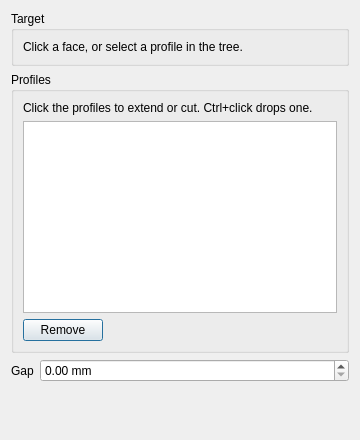
This is freecad/maxproframe/resources/ui/extend_cut.ui in sclMAX/MaxProFrame as Qt 5 draws it before an edit. The edited form follows.
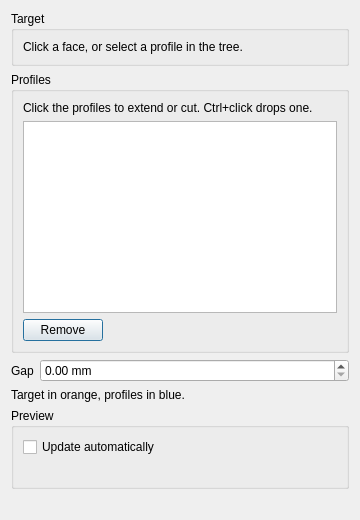
This is the edited form.

Commit message:
feat(trim): preview Extend / Cut and Notch live with colored target and profiles
The panel previews the trims in the 3D view inside one transaction, with an
Update automatically check box remembered per tool (on for Extend / Cut, off
for Notch). The target is outlined in orange and the profiles in blue without
touching document colors.

```diff
--- a/freecad/maxproframe/resources/ui/extend_cut.ui
+++ b/freecad/maxproframe/resources/ui/extend_cut.ui
@@ -7,7 +7,7 @@
     <x>0</x>
     <y>0</y>
     <width>360</width>
-    <height>440</height>
+    <height>520</height>
    </rect>
   </property>
   <property name="windowTitle">
@@ -113,6 +113,39 @@
      </item>
     </layout>
    </item>
+   <item>
+    <widget class="QLabel" name="colors_label">
+     <property name="text">
+      <string>Target in orange, profiles in blue.</string>
+     </property>
+     <property name="wordWrap">
+      <bool>true</bool>
+     </property>
+    </widget>
+   </item>
+   <item>
+    <widget class="QGroupBox" name="groupBox_preview">
+     <property name="title">
+      <string>Preview</string>
+     </property>
+     <layout class="QVBoxLayout" name="verticalLayout_preview">
+      <item>
+       <widget class="QCheckBox" name="cb_auto_update">
+        <property name="text">
+         <string>Update automatically</string>
+        </property>
+       </widget>
+      </item>
+      <item>
+       <widget class="QLabel" name="status_label">
+        <property name="text">
+         <string/>
+        </property>
+       </widget>
+      </item>
+     </layout>
+    </widget>
+   </item>
    <item>
     <widget class="QLabel" name="message_label">
      <property name="text">
```
The commit also changes 26 other files.
